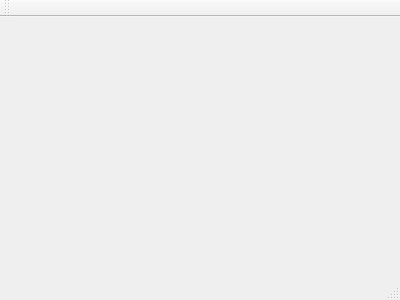
joql/updateFile, file mainwindow.ui: the form before one commit.
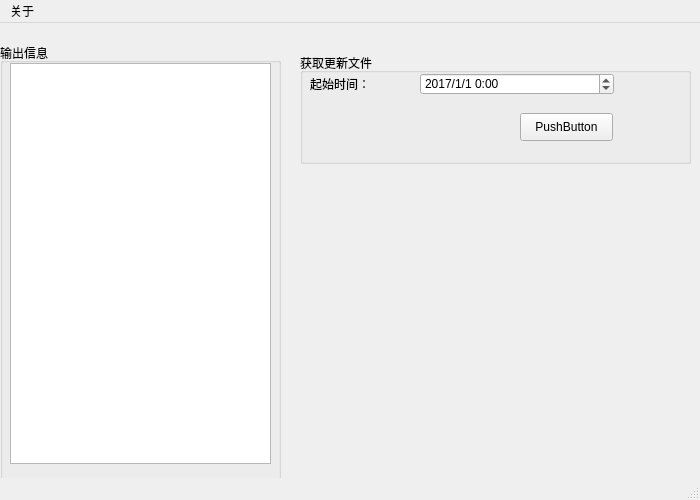
The form after the commit.

Commit message: 界面编辑中

```diff
--- a/mainwindow.ui
+++ b/mainwindow.ui
@@ -1,24 +1,151 @@
 <ui version="4.0">
  <class>MainWindow</class>
- <widget class="QMainWindow" name="MainWindow" >
-  <property name="geometry" >
+ <widget class="QMainWindow" name="MainWindow">
+  <property name="geometry">
    <rect>
     <x>0</x>
     <y>0</y>
-    <width>400</width>
-    <height>300</height>
+    <width>700</width>
+    <height>500</height>
    </rect>
   </property>
-  <property name="windowTitle" >
-   <string>MainWindow</string>
+  <property name="sizePolicy">
+   <sizepolicy hsizetype="Ignored" vsizetype="Ignored">
+    <horstretch>0</horstretch>
+    <verstretch>0</verstretch>
+   </sizepolicy>
   </property>
-  <widget class="QMenuBar" name="menuBar" />
-  <widget class="QToolBar" name="mainToolBar" />
-  <widget class="QWidget" name="centralWidget" />
-  <widget class="QStatusBar" name="statusBar" />
+  <property name="minimumSize">
+   <size>
+    <width>700</width>
+    <height>500</height>
+   </size>
+  </property>
+  <property name="maximumSize">
+   <size>
+    <width>700</width>
+    <height>500</height>
+   </size>
+  </property>
+  <property name="windowTitle">
+   <string>文件更新</string>
+  </property>
+  <widget class="QWidget" name="centralWidget">
+   <widget class="QGroupBox" name="groupBox">
+    <property name="geometry">
+     <rect>
+      <x>0</x>
+      <y>20</y>
+      <width>281</width>
+      <height>441</height>
+     </rect>
+    </property>
+    <property name="title">
+     <string>输出信息</string>
+    </property>
+    <widget class="QTextEdit" name="textEdit">
+     <property name="geometry">
+      <rect>
+       <x>10</x>
+       <y>20</y>
+       <width>261</width>
+       <height>401</height>
+      </rect>
+     </property>
+     <property name="html">
+      <string>&lt;!DOCTYPE HTML PUBLIC &quot;-//W3C//DTD HTML 4.0//EN&quot; &quot;http://www.w3.org/TR/REC-html40/strict.dtd&quot;&gt;
+&lt;html&gt;&lt;head&gt;&lt;meta name=&quot;qrichtext&quot; content=&quot;1&quot; /&gt;&lt;style type=&quot;text/css&quot;&gt;
+p, li { white-space: pre-wrap; }
+&lt;/style&gt;&lt;/head&gt;&lt;body style=&quot; font-family:'SimSun'; font-size:9pt; font-weight:400; font-style:normal;&quot;&gt;
+&lt;p style=&quot;-qt-paragraph-type:empty; margin-top:0px; margin-bottom:0px; margin-left:0px; margin-right:0px; -qt-block-indent:0; text-indent:0px;&quot;&gt;&lt;br /&gt;&lt;/p&gt;&lt;/body&gt;&lt;/html&gt;</string>
+     </property>
+    </widget>
+   </widget>
+   <widget class="QGroupBox" name="groupBox_2">
+    <property name="geometry">
+     <rect>
+      <x>300</x>
+      <y>30</y>
+      <width>391</width>
+      <height>111</height>
+     </rect>
+    </property>
+    <property name="title">
+     <string>获取更新文件</string>
+    </property>
+    <widget class="QDateTimeEdit" name="dateTimeEdit">
+     <property name="geometry">
+      <rect>
+       <x>120</x>
+       <y>20</y>
+       <width>194</width>
+       <height>22</height>
+      </rect>
+     </property>
+     <property name="inputMethodHints">
+      <set>Qt::ImhNone</set>
+     </property>
+     <property name="dateTime">
+      <datetime>
+       <hour>0</hour>
+       <minute>0</minute>
+       <second>0</second>
+       <year>2017</year>
+       <month>1</month>
+       <day>1</day>
+      </datetime>
+     </property>
+     <property name="displayFormat">
+      <string>yyyy/M/d H:mm</string>
+     </property>
+    </widget>
+    <widget class="QLabel" name="label_">
+     <property name="geometry">
+      <rect>
+       <x>10</x>
+       <y>20</y>
+       <width>81</width>
+       <height>22</height>
+      </rect>
+     </property>
+     <property name="text">
+      <string>起始时间：</string>
+     </property>
+    </widget>
+    <widget class="QPushButton" name="pushButton">
+     <property name="geometry">
+      <rect>
+       <x>220</x>
+       <y>60</y>
+       <width>93</width>
+       <height>28</height>
+      </rect>
+     </property>
+     <property name="text">
+      <string>PushButton</string>
+     </property>
+    </widget>
+   </widget>
+  </widget>
+  <widget class="QMenuBar" name="menuBar">
+   <property name="geometry">
+    <rect>
+     <x>0</x>
+     <y>0</y>
+     <width>700</width>
+     <height>26</height>
+    </rect>
+   </property>
+   <widget class="QMenu" name="menu">
+    <property name="title">
+     <string>关于</string>
+    </property>
+   </widget>
+   <addaction name="menu"/>
+  </widget>
+  <widget class="QStatusBar" name="statusBar"/>
  </widget>
- <layoutDefault spacing="6" margin="11" />
- <pixmapfunction></pixmapfunction>
+ <layoutdefault spacing="6" margin="11"/>
  <resources/>
  <connections/>
 </ui>
```
Left out of the diff: 1 changed line with no effect on the pictures. The commit also changes 3 other files.
